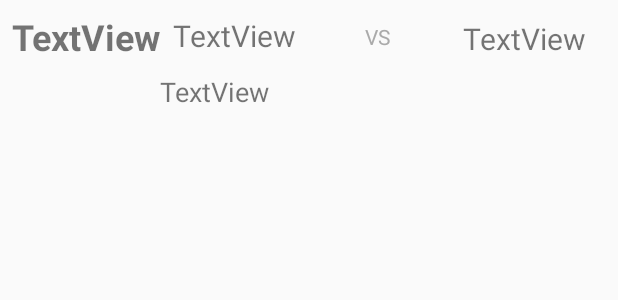
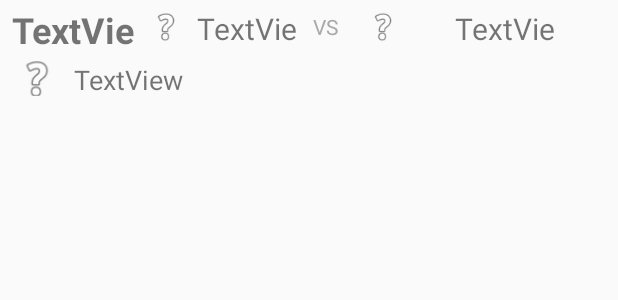
Before and after one commit to tajbe99/HLTV.ORG, an Android app: the layout customlistviewofmatches.xml on its own in the app's theme, with its tools: preview values and no code run, on a phone screen of 412 x 824 dp. Shown: the top 300 px of the screen. Run offline under Robolectric (Android 15) with nearby library versions, the phone set to English and light mode, and no system bars.

```diff
--- a/app/build.gradle
+++ b/app/build.gradle
@@ -27,6 +27,7 @@ dependencies {
     compile 'com.android.support:appcompat-v7:25.3.1'
     compile 'com.android.support:design:25.3.1'
     compile 'com.mcxiaoke.volley:library-aar:1.0.0'
+    compile 'com.squareup.picasso:picasso:2.5.2'
     compile 'com.android.support:cardview-v7:25.3.1'
     compile 'com.android.support:recyclerview-v7:25.3.1'
     testCompile 'junit:junit:4.12'
--- a/app/src/main/res/layout/customlistviewofmatches.xml
+++ b/app/src/main/res/layout/customlistviewofmatches.xml
@@ -4,15 +4,15 @@
     xmlns:tools="http://schemas.android.com/tools"
     android:id="@+id/relativeLayout"
     android:layout_width="match_parent"
-    android:layout_height="match_parent"
+    android:layout_height="100dp"
     android:orientation="vertical">
 
     <TextView
         android:id="@+id/MatchTime"
-        android:layout_width="wrap_content"
-        android:layout_height="wrap_content"
+        android:layout_width="82dp"
+        android:layout_height="29dp"
         android:layout_marginStart="8dp"
-        android:layout_marginTop="8dp"
+        android:layout_marginTop="3dp"
         android:clickable="false"
         android:text="TextView"
         android:textSize="24sp"
@@ -22,8 +22,8 @@
 
     <TextView
         android:id="@+id/Team1Name"
-        android:layout_width="82dp"
-        android:layout_height="29dp"
+        android:layout_width="69dp"
+        android:layout_height="25dp"
         android:layout_marginBottom="8dp"
         android:layout_marginStart="8dp"
         android:layout_marginTop="8dp"
@@ -31,48 +31,84 @@
         android:text="TextView"
         android:textSize="20sp"
         app:layout_constraintBottom_toBottomOf="@+id/MatchTime"
-        app:layout_constraintStart_toEndOf="@+id/MatchTime"
+        app:layout_constraintStart_toEndOf="@+id/team1_logo"
         app:layout_constraintTop_toTopOf="@+id/MatchTime" />
 
     <TextView
         android:id="@+id/Team2Name"
-        android:layout_width="83dp"
+        android:layout_width="73dp"
         android:layout_height="25dp"
         android:layout_marginBottom="8dp"
-        android:layout_marginEnd="20dp"
+        android:layout_marginEnd="8dp"
+        android:layout_marginStart="8dp"
         android:layout_marginTop="8dp"
         android:text="TextView"
         android:textSize="20sp"
         app:layout_constraintBottom_toBottomOf="@+id/MatchTime"
         app:layout_constraintEnd_toEndOf="parent"
+        app:layout_constraintStart_toEndOf="@+id/team2_logo"
         app:layout_constraintTop_toTopOf="@+id/MatchTime" />
 
     <TextView
         android:id="@+id/VsText"
-        android:layout_width="20dp"
+        android:layout_width="26dp"
         android:layout_height="20dp"
         android:layout_marginBottom="8dp"
-        android:layout_marginEnd="8dp"
         android:layout_marginStart="8dp"
         android:layout_marginTop="8dp"
         android:maxWidth="100dp"
         android:text="VS"
         android:textColor="@android:color/darker_gray"
         app:layout_constraintBottom_toBottomOf="@+id/Team1Name"
-        app:layout_constraintEnd_toStartOf="@+id/Team2Name"
         app:layout_constraintStart_toEndOf="@+id/Team1Name"
         app:layout_constraintTop_toTopOf="@+id/Team1Name" />
 
     <TextView
         android:id="@+id/EventName"
-        android:layout_width="199dp"
+        android:layout_width="wrap_content"
         android:layout_height="23dp"
-        android:layout_marginEnd="8dp"
+        android:layout_marginStart="8dp"
+        android:text="TextView"
+        android:textSize="18sp"
+        app:layout_constraintBottom_toBottomOf="@+id/event_Logo"
+        app:layout_constraintStart_toEndOf="@+id/event_Logo"
+        app:layout_constraintTop_toTopOf="@+id/event_Logo"
+        app:layout_constraintVertical_bias="0.0" />
+
+    <ImageView
+        android:id="@+id/event_Logo"
+        android:layout_width="33dp"
+        android:layout_height="23dp"
         android:layout_marginStart="8dp"
         android:layout_marginTop="8dp"
-        android:text="TextView"
-        android:textSize="18sp"
-        app:layout_constraintEnd_toEndOf="parent"
+        android:scaleType="centerCrop"
         app:layout_constraintStart_toStartOf="parent"
-        app:layout_constraintTop_toBottomOf="@+id/MatchTime" />
+        app:layout_constraintTop_toBottomOf="@+id/MatchTime"
+        app:srcCompat="@android:drawable/ic_menu_help" android:contentDescription="TODO" />
+
+    <ImageView
+        android:id="@+id/team1_logo"
+        android:layout_width="25dp"
+        android:layout_height="25dp"
+        android:layout_marginBottom="8dp"
+        android:layout_marginStart="8dp"
+        android:layout_marginTop="8dp"
+        android:scaleType="centerCrop"
+        app:layout_constraintBottom_toBottomOf="@+id/MatchTime"
+        app:layout_constraintStart_toEndOf="@+id/MatchTime"
+        app:layout_constraintTop_toTopOf="@+id/MatchTime"
+        app:srcCompat="@android:drawable/ic_menu_help" />
+
+    <ImageView
+        android:id="@+id/team2_logo"
+        android:layout_width="25dp"
+        android:layout_height="25dp"
+        android:layout_marginBottom="8dp"
+        android:layout_marginStart="8dp"
+        android:layout_marginTop="8dp"
+        android:scaleType="centerCrop"
+        app:layout_constraintBottom_toBottomOf="@+id/MatchTime"
+        app:layout_constraintStart_toEndOf="@+id/VsText"
+        app:layout_constraintTop_toTopOf="@+id/MatchTime"
+        app:srcCompat="@android:drawable/ic_menu_help" />
 </android.support.constraint.ConstraintLayout>
--- a/app/src/main/res/layout/resultstab.xml
+++ b/app/src/main/res/layout/resultstab.xml
@@ -6,7 +6,7 @@
     android:paddingLeft="@dimen/activity_horizontal_margin"
     android:paddingRight="@dimen/activity_horizontal_margin"
     android:paddingTop="@dimen/activity_vertical_margin"
-    tools:context="com.example.tajbe.hltvorg.ResultsTab">
+    tools:context="com.example.tajbe.hltvorg.results.ResultsTab">
 
     <TextView
         android:id="@+id/section_label"
```
Also changed, not shown: app/src/main/java/com/example/tajbe/hltvorg/MainActivity.java (+3 -24 lines), app/src/main/java/com/example/tajbe/hltvorg/ResultsTab.java (deleted, +0 -19 lines), app/src/main/java/com/example/tajbe/hltvorg/matches/CardViewListAdtapter.java (renamed from app/src/main/java/com/example/tajbe/hltvorg/MyAdapter.java, +17 -13 lines), app/src/main/java/com/example/tajbe/hltvorg/matches/MatchListAdapter.java (renamed from app/src/main/java/com/example/tajbe/hltvorg/MatchListAdapter.java, +19 -4 lines), app/src/main/java/com/example/tajbe/hltvorg/matches/MatchesClass.java (renamed from app/src/main/java/com/example/tajbe/hltvorg/MatchesClass.java, +11 -4 lines), app/src/main/java/com/example/tajbe/hltvorg/matches/MatchesTab.java (renamed from app/src/main/java/com/example/tajbe/hltvorg/MatchesTab.java, +38 -18 lines), app/src/main/java/com/example/tajbe/hltvorg/news/NewsCLass.java (added, +17 -0 lines), app/src/main/java/com/example/tajbe/hltvorg/news/NewsCardAdapter.java (added, +78 -0 lines), app/src/main/java/com/example/tajbe/hltvorg/news/NewsTab.java (added, +96 -0 lines), app/src/main/java/com/example/tajbe/hltvorg/results/ResultsTab.java (renamed from app/src/main/java/com/example/tajbe/hltvorg/NewsTab.java, +6 -3 lines), app/src/main/res/layout/full_match.xml (added, +7 -0 lines), app/src/main/res/layout/matches_card_item.xml (renamed from app/src/main/res/layout/item_recycler_view.xml, +29 -20 lines), app/src/main/res/layout/matchestab.xml (+18 -17 lines), app/src/main/res/layout/matchestabv2.xml (+15 -7 lines), 2 more files.
